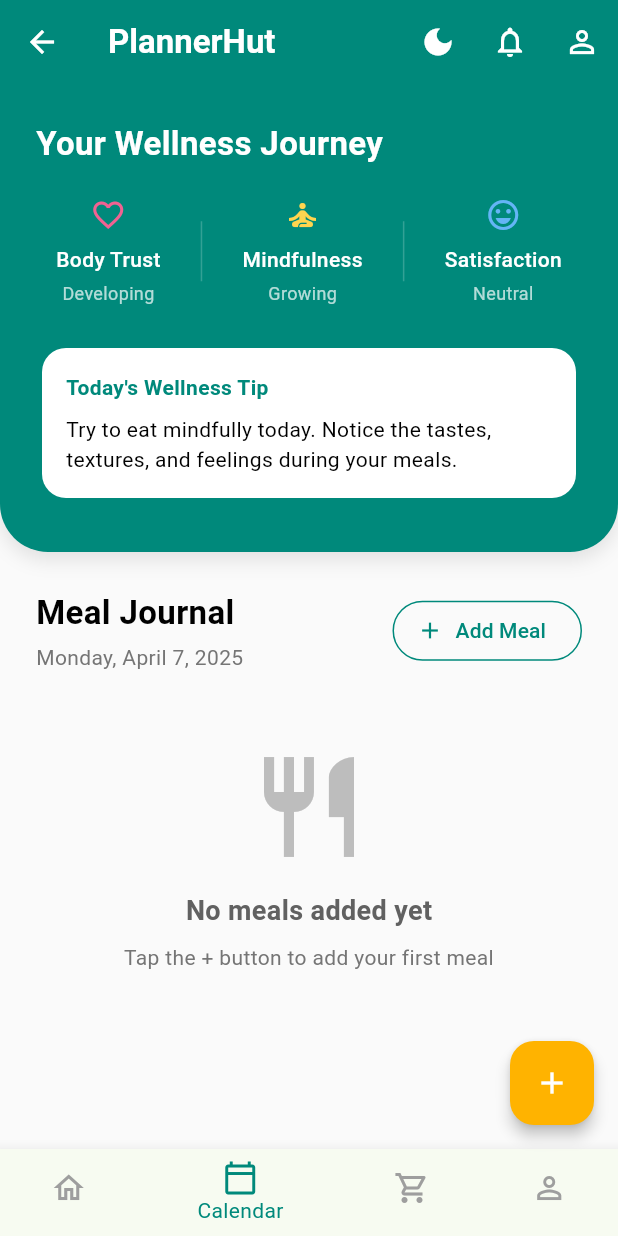
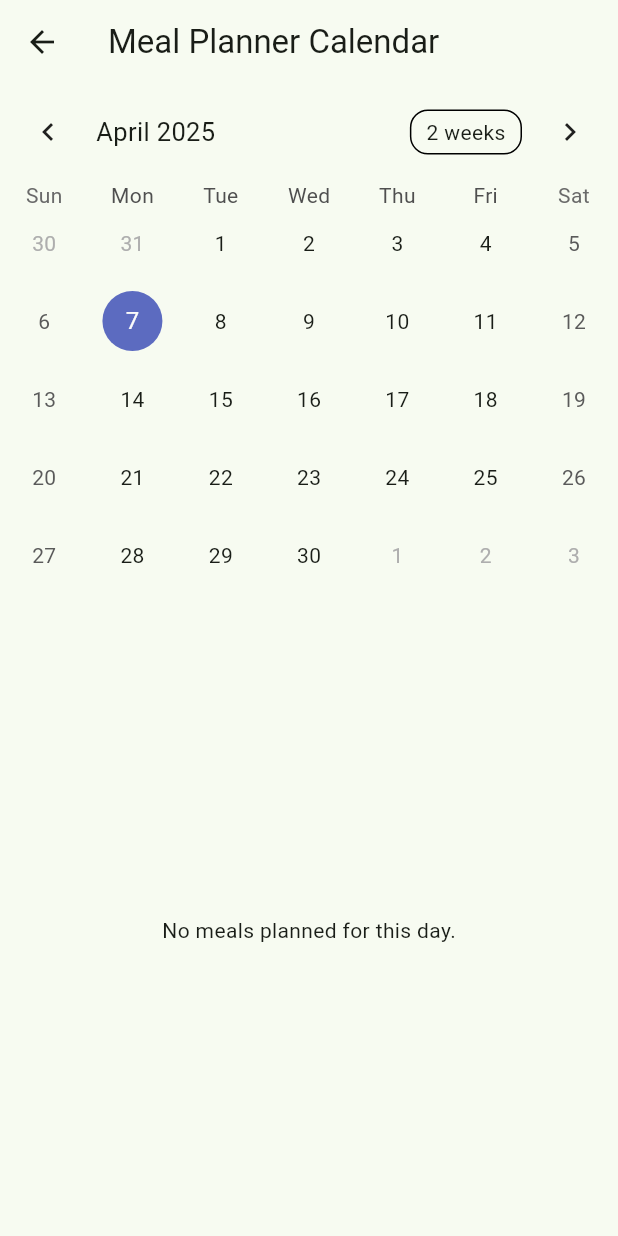
Before and after one commit to reymartjohneva/meal_planner, a Flutter app: the HomeScreen screen opened by its route, item 2 of the bottom bar chosen, on a phone screen of 412 x 824 dp. Run offline on Flutter 3.47's test engine with Material 3 defaults, Android fonts, the light colour scheme and no system bars; drawn by our look-alikes of table_calendar; our stand-ins replace firebase_auth, firebase_core, flutter_local_notifications, timezone; accounts and stored records are empty.

Commit message:
feat: added calendar based feature

```diff
--- a/lib/models/meal_reminder.dart
+++ b/lib/models/meal_reminder.dart
@@ -14,8 +14,8 @@ class MealReminder {
     required this.reminderTime,
     required this.scheduledDate,
     this.isRepeating = false,
-    this.weekdays = const [false, false, false, false, false, false, false],
-  });
+    List<bool>? weekdays, // Allow passing null to use default
+  }) : weekdays = weekdays ?? [false, false, false, false, false, false, false];
 
   Map<String, dynamic> toMap() {
     return {
@@ -42,4 +42,18 @@ class MealReminder {
       weekdays: List<bool>.from(map['weekdays']),
     );
   }
+
+  // Optional: Method to get the next reminder date based on the current date
+  DateTime getNextReminderDate() {
+    if (isRepeating) {
+      DateTime nextDate = scheduledDate;
+      while (true) {
+        nextDate = nextDate.add(Duration(days: 1));
+        if (weekdays[nextDate.weekday - 1]) { // Adjust for 0-indexed list
+          return nextDate;
+        }
+      }
+    }
+    return scheduledDate; // Return the scheduled date if not repeating
+  }
 }
--- /dev/null
+++ b/lib/screens/calendar_screen.dart
@@ -0,0 +1,84 @@
+import 'package:flutter/material.dart';
+import 'package:table_calendar/table_calendar.dart';
+import '../models/meal_reminder.dart';
+
+class CalendarScreen extends StatefulWidget {
+  final List<MealReminder> reminders;
+
+  const CalendarScreen({Key? key, required this.reminders}) : super(key: key);
+
+  @override
+  _CalendarScreenState createState() => _CalendarScreenState();
+}
+
+class _CalendarScreenState extends State<CalendarScreen> {
+  late DateTime _selectedDay;
+  late DateTime _focusedDay;
+
+  @override
+  void initState() {
+    super.initState();
+    _selectedDay = DateTime.now();
+    _focusedDay = DateTime.now();
+  }
+
+  @override
+  Widget build(BuildContext context) {
+    return Scaffold(
+      appBar: AppBar(
+        title: const Text('Meal Planner Calendar'),
+      ),
+      body: Column(
+        children: [
+          TableCalendar(
+            firstDay: DateTime.utc(2020, 1, 1),
+            lastDay: DateTime.utc(2030, 12, 31),
+            focusedDay: _focusedDay,
+            selectedDayPredicate: (day) => isSameDay(_selectedDay, day),
+            onDaySelected: (selectedDay, focusedDay) {
+              setState(() {
+                _selectedDay = selectedDay;
+                _focusedDay = focusedDay; // update `_focusedDay` here as well
+              });
+            },
+            calendarFormat: CalendarFormat.month,
+            onFormatChanged: (format) {
+              // Handle format change if needed
+            },
+            onPageChanged: (focusedDay) {
+              _focusedDay = focusedDay;
+            },
+          ),
+          const SizedBox(height: 20),
+          Expanded(
+            child: _buildMealListForSelectedDay(),
+          ),
+        ],
+      ),
+    );
+  }
+
+  Widget _buildMealListForSelectedDay() {
+    final mealsForSelectedDay = widget.reminders.where((reminder) {
+      final reminderDate = reminder.scheduledDate;
+      return reminderDate.year == _selectedDay.year &&
+          reminderDate.month == _selectedDay.month &&
+          reminderDate.day == _selectedDay.day;
+    }).toList();
+
+    if (mealsForSelectedDay.isEmpty) {
+      return Center(child: Text('No meals planned for this day.'));
+    }
+
+    return ListView.builder(
+      itemCount: mealsForSelectedDay.length,
+      itemBuilder: (context, index) {
+        final reminder = mealsForSelectedDay[index];
+        return ListTile(
+          title: Text(reminder.mealTitle),
+          subtitle: Text('Time: ${reminder.reminderTime.format(context)}'),
+        );
+      },
+    );
+  }
+}
--- a/pubspec.yaml
+++ b/pubspec.yaml
@@ -39,6 +39,7 @@ dependencies:
   firebase_auth: ^5.5.2
   flutter_local_notifications: ^15.1.0
   timezone: ^0.9.2
+  table_calendar: ^3.0.0
 
 dev_dependencies:
   flutter_test:
```
Also changed, not shown: lib/pages/home_screen.dart (+15 -1 lines), pubspec.lock.
